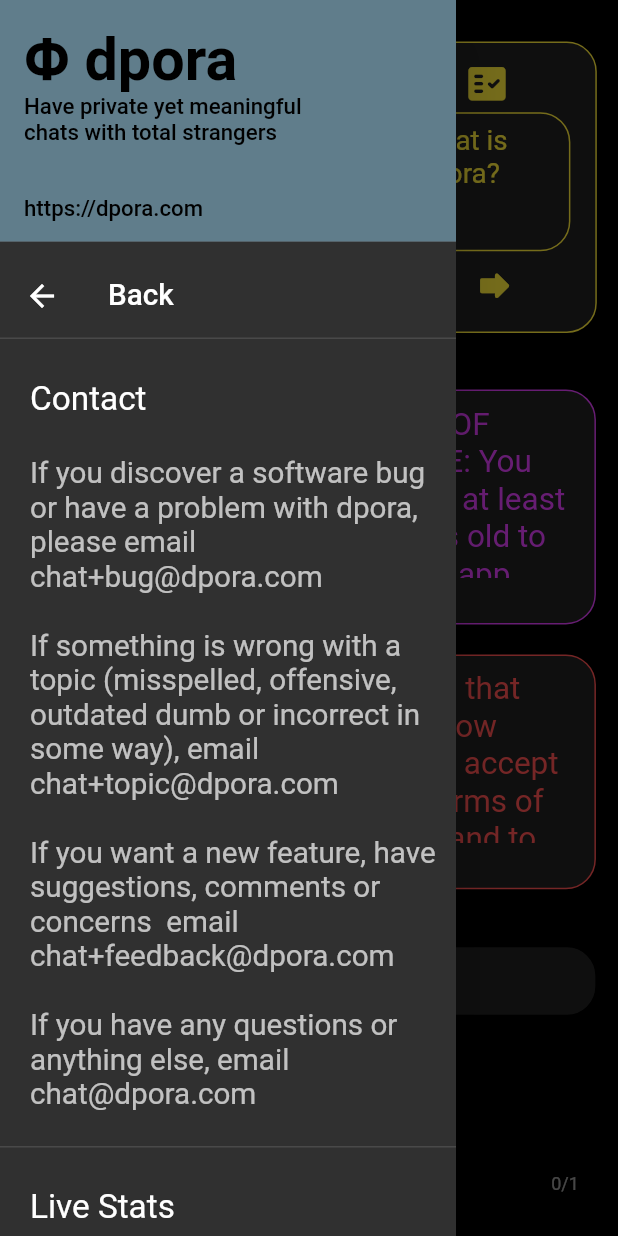
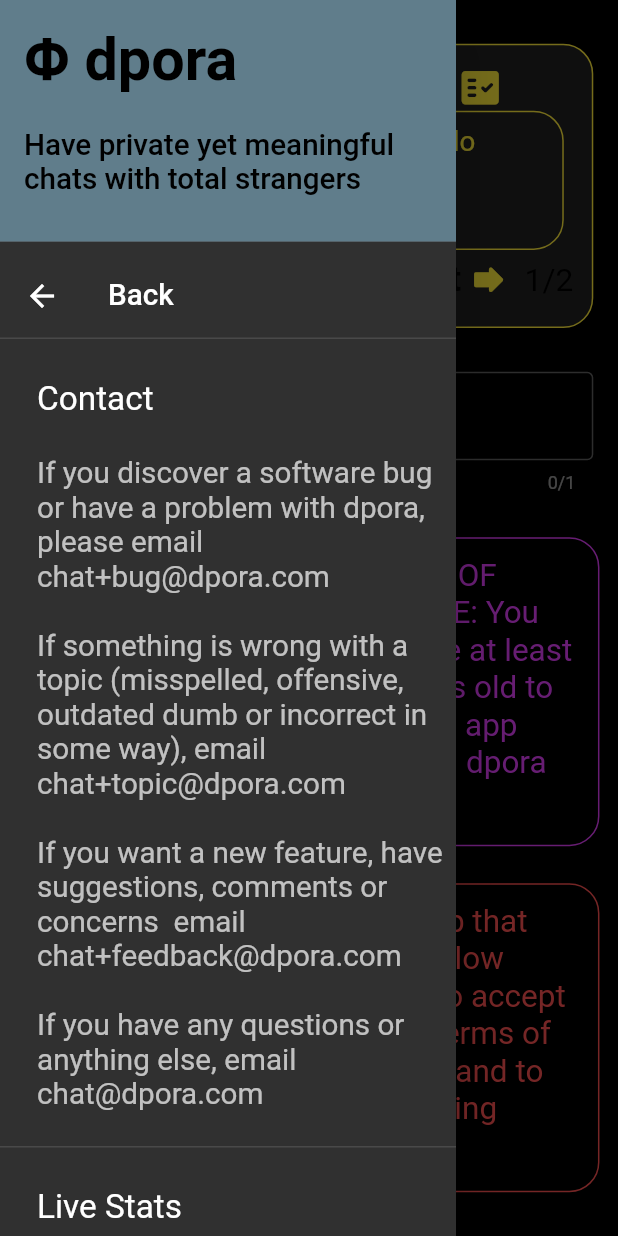
Before and after one commit to cosmobi/dpora, a Flutter app: the screen it shows after launch, with the side drawer open, on a phone screen of 412 x 824 dp. Run offline on Flutter 3.47's test engine with Material 2 defaults, Android fonts, the phone set to English and light mode, and no system bars; our stand-ins replace connectivity, firebase_auth, firebase_core, firebase_database, share_plus; accounts and stored records are empty.

Commit message:
Combined user I/O into one element, redesigned layouts, keyboard hide ability

```diff
--- a/lib/local_import.dart
+++ b/lib/local_import.dart
@@ -120,6 +120,8 @@
 int redTimestamp;
 bool redVacancy = false;
 
+// True = user input, false = user output
+bool showTextField = true;
 // This is updated when user hits Return or Enter on their keyboard
 String submittedText = '';
 
--- a/lib/main.dart
+++ b/lib/main.dart
@@ -34,7 +34,8 @@
 
 // Default app-wide colors
 Color boxBGColor = Colors.grey[900];
-Color iconColor = Colors.grey[700];
+// Hide non-essential icons from non-authenicated users
+Color iconColor = Colors.grey[900];
 Color menuColor = Colors.blueGrey;
 
 // Empty default values for the tileText and textColor
@@ -1215,24 +1216,28 @@
 
       // Choose a random stimulus
       randomStimulus();
+
+      // Show icons
+      iconColor = Colors.grey[700];
     } else {
       // Show Terms of service to first time users of this app installation
-      stimulusContent = '* Welcome to dpora *\nthe stranger chat app';
-      stimulusInstructions = 'What is dpora?';
+      stimulusContent = 'Welcome to dpora';
+      stimulusInstructions = 'Hello';
       // This sets up the basic Terms and Conditions screen before login
-      userColor = Colors.black; // to hide it
+      userColor = Colors.grey[700];
       tileTextLT =
-          'HOW TO DPORA: Swipe the text up to view all the content in each square. Push this text up now using your finger or cursor. If the text does not scroll, that means you are already viewing all the content. The blue or purple square should have enough text for you to test scrolling.';
+          'HOW TO DPORA: Push the text up using your finger or cursor to view all the content in each square. If the text does not scroll, that means you are already viewing all the content. The blue or purple square should have enough text for you to test scrolling.';
       textColorLT = Colors.orangeAccent;
       tileTextLB =
-          'The topic is always on top in yellow. You will be randomly matched with other people, who may be anywhere in the world, to discuss the topic. All comments disappear after 30 seconds! So talk openly, but be respectful. You may mute a person\'s comments by tapping the icon under their text. The next topic will appear after enough of your group taps the little yellow arrow.';
+          'The topic is always on top in yellow. You will be randomly matched with other people, who may be anywhere in the world, to discuss the topic. All comments disappear after 30 seconds! So talk openly, but be respectful. You may mute a person\'s comment stream by tapping the icon under their text. The next topic will appear after enough of your group taps the little yellow arrow.';
       textColorLB = Colors.blueAccent;
       tileTextRT =
-          'TERMS OF SERVICE: You must be at least 18 years old to use this app (dpora). dpora does not save, and is not responsible for, user-created chat content. dpora is also not liable for any consequences attributed to the use of this app. dpora reserves the right to make changes to these Terms of service at any time. These changes will be announced at news.dpora.com, which you can subscribe to by email or RSS to be personally notified.';
+          'TERMS OF SERVICE: You must be at least 18 years old to use this app (dpora). dpora does not save, and is not responsible for, user-created chat content. dpora is also not liable for any consequences attributed to the use of this app. dpora reserves the right to make changes to these terms of service at any time. These changes will be announced at news.dpora.com, which you can subscribe to by email or RSS to be personally notified.';
       textColorRT = Colors.purpleAccent;
       tileTextRB =
           'Now tap that little yellow arrow to accept these terms of service and to start using dpora!';
       textColorRB = Colors.redAccent;
+      iconColor = Colors.black;
     }
 
     return MaterialApp(
@@ -1242,7 +1247,11 @@
       home: Scaffold(
         key: _drawerKey,
         backgroundColor: Colors.black,
-        // appBar would go here
+        // Commented out b/c takes up too much space
+        // appBar: new AppBar(
+        //       backgroundColor: Colors.transparent,
+        //       elevation: 0.0,
+        //     ),
         drawer: Drawer(
           child: ListView(
             padding: EdgeInsets.zero,
@@ -1252,7 +1261,7 @@
                   TextSpan(
                     children: <TextSpan>[
                       TextSpan(
-                        text: 'Φ dpora\n',
+                        text: 'Φ dpora',
                         style: TextStyle(
                           fontSize: 32 * screenSizeUnit,
                           color: Colors.black,
@@ -1261,11 +1270,9 @@
                       ),
                       TextSpan(
                         // pick a slogan from the list
-                        text: slogans[sNum] + '\n\n\nhttps://dpora.com',
-                        // URL not shown in horizontal view
-                        // Fills empty space in vertical view
+                        text: '\n\n' + slogans[sNum],
                         style: TextStyle(
-                          fontSize: 12 * screenSizeUnit,
+                          fontSize: 16 * screenSizeUnit,
                           color: Colors.black,
                         ),
                       ),
@@ -1294,11 +1301,11 @@
                 },
               ),
               Divider(
-                height: 1,
-                thickness: 1,
+                height: 1.0,
+                thickness: 1.0,
               ),
               Container(
-                padding: EdgeInsets.only(left: 20.0),
+                padding: EdgeInsets.only(left: 20.0 * screenSizeUnit),
                 child: Text.rich(
                   TextSpan(
                     children: <TextSpan>[
@@ -1328,33 +1335,33 @@
                 thickness: 1.0,
               ),
               Container(
-                padding: EdgeInsets.only(left: 20.0),
+                padding: EdgeInsets.only(left: 20.0 * screenSizeUnit),
                 child: Text.rich(
                   TextSpan(
                     children: <TextSpan>[
                       TextSpan(
-                        text: '\nLive Stats' + '\n\n',
+                        text: '\nLive Stats',
                         style: TextStyle(
                           fontSize: 18 * screenSizeUnit,
                           color: Colors.white,
                         ),
                       ),
                       TextSpan(
-                        text: liveCountries + '\n\n',
+                        text: '\n\n' + liveCountries + '\n',
                         style: TextStyle(
                           fontSize: 16 * screenSizeUnit,
                           color: Colors.white70,
                         ),
                       ),
                       TextSpan(
-                        text: liveTopics + '\n\n',
+                        text: liveTopics + '\n',
                         style: TextStyle(
                           fontSize: 16 * screenSizeUnit,
                           color: Colors.white70,
                         ),
                       ),
                       TextSpan(
-                        text: liveDevices + '\n\n',
+                        text: liveDevices + '\n',
                         style: TextStyle(
                           fontSize: 16 * screenSizeUnit,
                           color: Colors.white70,
@@ -1569,10 +1576,7 @@
       instructionSize = 12 * screenSizeUnit;
       _iconSize = 28.0 * screenSizeUnit;
     }
-    // Hide non-essential icons from non-authenicated users
-    if (auth.currentUser == null) {
-      iconColor = boxBGColor;
-    }
+
     // Calculute how many strikes are needed to show next stimulus
     if (myGroupVacancy != 0) {
       // No group or not a full group
@@ -1582,15 +1586,21 @@
       strikesNeeded = 3;
     }
 
-    return Container(
-      padding: EdgeInsets.all(10.0),
-      margin: EdgeInsets.all(10.0),
+    return GestureDetector(
+        // Provide place to tap to hide keyboard, if needed
+        onTap: () {
+          WidgetsBinding.instance.focusManager.primaryFocus?.unfocus();
+        },
+        child: Container(
+          padding: EdgeInsets.all(10.0 * screenSizeUnit),
+          margin: EdgeInsets.all(10.0 * screenSizeUnit),
           decoration: BoxDecoration(
             border: Border.all(color: Colors.yellow),
             borderRadius: BorderRadius.all(Radius.circular(20.0)),
             color: boxBGColor,
           ),
-      child: Row(mainAxisAlignment: MainAxisAlignment.spaceBetween, children: [
+          child:
+              Row(mainAxisAlignment: MainAxisAlignment.spaceBetween, children: [
             // Menu button and other icons here
             Column(
                 mainAxisSize: MainAxisSize.max,
@@ -1642,10 +1652,15 @@
                   // //set dporian groupName to 'none' and update vacancies and group data
                   // ),
                 ]),
+
             // Stimulus is displayed here
             Flexible(
               child: SingleChildScrollView(
-            padding: EdgeInsets.fromLTRB(15.0, 5.0, 10.0, 5.0),
+                padding: EdgeInsets.fromLTRB(
+                    15.0 * screenSizeUnit,
+                    5.0 * screenSizeUnit,
+                    10.0 * screenSizeUnit,
+                    5.0 * screenSizeUnit),
                 child: Text(
                   stimulusContent,
                   style: TextStyle(
@@ -1655,6 +1670,7 @@
                 ),
               ),
             ),
+
             // Instructions and Next button in this column
             Column(
                 mainAxisSize: MainAxisSize.max,
@@ -1663,7 +1679,7 @@
                   // Shows the appropriate icon & size
                   _icon(stimulusCategory, textSize),
                   Container(
-                padding: EdgeInsets.all(7.0),
+                    padding: EdgeInsets.all(7.0 * screenSizeUnit),
                     decoration: BoxDecoration(
                       border: Border.all(color: Colors.yellow),
                       borderRadius: BorderRadius.all(Radius.circular(20)),
@@ -1715,7 +1731,8 @@
                               // shuffle category and stimulus decks
                               shuffleDecks();
                               // update stimulus strike count or stimulus
-                          strikedStimulus(auth.currentUser.uid, strikesNeeded);
+                              strikedStimulus(
+                                  auth.currentUser.uid, strikesNeeded);
                             }
                           } else {
                             // Otherwise, sign the user in anonymously
@@ -1733,14 +1750,14 @@
                           '/' +
                           strikesNeeded.toString(),
                       style: TextStyle(
-                    fontSize: textSize - 2,
+                        fontSize: textSize * 0.9,
                         color: iconColor,
                       ),
                     ),
                   ]),
                 ]),
           ]),
-    );
+        ));
   }
 
   Widget _userInput(userColor) {
@@ -1748,18 +1765,25 @@
     int _fadeDuration = 10;
     double clearIconSize = 14.0;
     int maxCharacters = 250;
+    String _labelText = 'Tap here, type, hit Enter key';
+    Color _labelColor = userColor;
+    String _hintText = 'Text gone in 30 seconds';
+    Color _hintColor = iconColor;
     if (auth.currentUser == null) {
       boxBGColor = Colors.black;
       clearIconSize = 0.0;
       maxCharacters = 1;
-    }
+      _labelText = 'a stranger kind of chat app';
+      _labelColor = Colors.grey[700];
+      _hintText = 'a stranger kind of chat app';
+      _hintColor = Colors.grey[700];
+    }
+    // TODO: Maybe use Textbox for landscape mode?
     return TextField(
         controller: inputController,
-        // TODO: Verify backspace works in real android app
-        // because it doesn't work on Chromebook test build.
         style: TextStyle(color: userColor),
         cursorColor: userColor,
-        // show Send instead of Enter with onscreen keyboards
+        // show Send instead of Enter on virtual keyboards
         textInputAction: TextInputAction.send,
         decoration: InputDecoration(
           enabledBorder: OutlineInputBorder(
@@ -1773,10 +1797,10 @@
           ),
           fillColor: boxBGColor,
           filled: true,
-          labelText: 'Tap here, type, then hit enter on keyboard.',
-          labelStyle: TextStyle(color: userColor),
-          hintText: 'Text disappears after 30 seconds. Be brief!',
-          hintStyle: TextStyle(color: iconColor),
+          labelText: _labelText,
+          labelStyle: TextStyle(color: _labelColor),
+          hintText: _hintText,
+          hintStyle: TextStyle(color: _hintColor),
           // cancel text button
           suffixIcon: IconButton(
             onPressed: () {
@@ -1793,6 +1817,7 @@
         // this is way more than needed but allows for ascii art or venting
         autofocus: false,
         onEditingComplete: () {
+          if (auth.currentUser != null) {
             if (waitStatus == true) {
               // snackbar reminds user to wait until previous post disappears
               rootScaffoldMessengerKey.currentState
@@ -1803,6 +1828,7 @@
                 userOpacity = 1.0;
                 submittedText = inputController.text;
                 waitStatus = true;
+                showTextField = false; // show user comment
               });
               // post to group
               int milli = DateTime.now().millisecondsSinceEpoch;
@@ -1818,17 +1844,32 @@
               });
               Timer(Duration(seconds: _timeUntilFade + _fadeDuration), () {
                 setState(() {
+                  // user can post again
                   waitStatus = false;
-              });
-            });
-          }
-        });
-  }
-
-  Widget _userOutput(textSize) {
+                  showTextField = true;
+                });
+              });
+            }
+            // close virtual keyboard
+            WidgetsBinding.instance.focusManager.primaryFocus?.unfocus();
+          }
+        });
+  }
+
+  Widget _userOutput(textSize, verticalView) {
+    double screenSizeUnit = MediaQuery.of(context).size.height * 0.0015;
+    double marginSpace = screenSizeUnit * 19;
+    double outputWidth = 0.98; // 98%
+    int outputLines = 2;
+    if (verticalView == false) {
+      marginSpace = 0;
+      outputWidth = 0.48; // 48%
+      outputLines = 5;
+    }
     return Container(
-      padding: EdgeInsets.all(10.0),
-      margin: EdgeInsets.all(10.0),
+      width: MediaQuery.of(context).size.width * outputWidth,
+      margin: EdgeInsets.fromLTRB(0.0, marginSpace, 0.0, marginSpace),
+      padding: EdgeInsets.all(10.0 * screenSizeUnit),
       decoration: BoxDecoration(
         border: Border.all(color: userColor),
         borderRadius: BorderRadius.all(Radius.circular(20)),
@@ -1840,7 +1881,7 @@
         child: Text(
           submittedText,
           style: TextStyle(fontSize: textSize, color: userColor),
-          maxLines: 2,
+          maxLines: outputLines,
           overflow: TextOverflow.ellipsis, // truncates, not scrollable
         ),
       ),
@@ -1851,16 +1892,18 @@
       postTime, tileVacancy, muteCount) {
     // Multiple object sizes by this to fit different screen sizes
     double screenSizeUnit = MediaQuery.of(context).size.height * 0.0015;
-    String muteStatus = '';
+    String muteStatusText = '';
     // If tile is vacant, don't show its color
     Color _iconColor = iconColor;
     // If tile is muted or vacant,
     // hide its contents or box border
     Color _textColor = textColor;
-    double iconSize = 24.0; // normal size
+    double iconSize = 22.0 * screenSizeUnit; // vertical view
+    double muteStatusSize = 11.0 * screenSizeUnit; // vertical
     if (textSize > 20.0 * screenSizeUnit) {
       // make iconSize larger for horizontal
-      iconSize = 32.0;
+      iconSize = 26.0 * screenSizeUnit;
+      muteStatusSize = 17.0 * screenSizeUnit;
     }
     if (tileVacancy == true) {
       if (registered == true) {
@@ -1892,19 +1935,19 @@
         }
         // Show literal mute status
         if (muteCount == 0) {
-          muteStatus = ' Tap icon to mute';
+          muteStatusText = ' Tap icon to mute';
         } else if (muteCount == 1) {
-          muteStatus = ' Group muted once';
+          muteStatusText = ' Group muted once';
         } else if (muteCount == 2) {
-          muteStatus = ' Group muted twice';
+          muteStatusText = ' Group muted twice';
         } else if (muteCount == 3) {
-          muteStatus = ' Group muted thrice';
+          muteStatusText = ' Group muted thrice';
         } else if (muteCount == 4) {
-          muteStatus = ' Whole group muted';
+          muteStatusText = ' Whole group muted';
         }
         // Unmute new member if assigned to a muted color tile
         if (muteCount == 0 && _iconColor == Colors.grey) {
-          muteStatus = ' Unmute new user!';
+          muteStatusText = ' Unmute new user!';
           _textColor = textColor; // unmuted
         }
       }
@@ -1913,8 +1956,8 @@
     return Container(
       height: MediaQuery.of(context).size.height * tileHeight,
       width: MediaQuery.of(context).size.width * tileWidth,
-      padding: EdgeInsets.all(10.0),
-      margin: EdgeInsets.all(10.0),
+      padding: EdgeInsets.all(10.0 * screenSizeUnit),
+      margin: EdgeInsets.all(10.0 * screenSizeUnit),
       decoration: BoxDecoration(
         border: Border.all(color: _textColor),
         borderRadius: BorderRadius.all(Radius.circular(20)),
@@ -1937,8 +1980,8 @@
         Row(
           children: [
             SizedBox(
-              height: 20.0,
-              width: 20.0,
+              height: 20.0 * screenSizeUnit,
+              width: 20.0 * screenSizeUnit,
               child: IconButton(
                 icon: Icon(
                   Icons.not_interested_rounded,
@@ -1948,6 +1991,7 @@
                 padding: EdgeInsets.zero, // need for alignment
                 tooltip: 'Toggle Mute Status',
                 onPressed: () {
+                  if (auth.currentUser != null) {
                     if (groupName == groupOfMutedUser) {
                       // Decrement, if possible
                       if (muteCount > 0) {
@@ -1972,19 +2016,20 @@
                             muteCount, 'increment');
                       }
                     }
+                  }
                 },
               ),
             ),
             // spacer box
             SizedBox(
-              height: 5.0,
-              width: 8.0,
+              height: 5.0 * screenSizeUnit,
+              width: 8.0 * screenSizeUnit,
             ),
             Text(
-              muteStatus,
+              muteStatusText,
               overflow: TextOverflow.clip, // just in case
               style: TextStyle(
-                fontSize: textSize - 4,
+                fontSize: muteStatusSize,
                 color: _iconColor,
               ),
             ),
@@ -2019,9 +2064,11 @@
       muteCountRB) {
     // Multiple fonts sizes by this to fit different screen sizes
     double screenSizeUnit = MediaQuery.of(context).size.height * 0.0015;
-    final allTileHeight = 0.19; // 19% screen height
+    double outerspace = screenSizeUnit * 10;
+    final allTileHeight = 0.25; // 25% screen height
     final allTileWidth = 0.44; // 44% screen width
     final allTextSize = 17.0 * screenSizeUnit; // font size for chatters
+    bool verticalView = true;
     return Column(
       mainAxisAlignment: MainAxisAlignment.spaceEvenly,
       children: [
@@ -2029,6 +2076,19 @@
           height: MediaQuery.of(context).size.height * 0.26, //26%
           width: MediaQuery.of(context).size.width * 0.98, //98%
           child: _stimulus(19.0 * screenSizeUnit), // stimulus text size
+        ),
+        Container(
+          padding: EdgeInsets.fromLTRB(outerspace, 0.0, outerspace, 0.0),
+          width: MediaQuery.of(context).size.width * 0.98, //98%,
+          child: AnimatedSwitcher(
+            duration: const Duration(milliseconds: 1500),
+            transitionBuilder: (Widget child, Animation<double> animation) {
+              return RotationTransition(child: child, turns: animation);
+            },
+            child: showTextField
+                ? _userInput(userColor)
+                : _userOutput(allTextSize, verticalView),
+          ),
         ),
         // build the chat titles, the left column (top & bottom) and right
         Row(
@@ -2052,15 +2112,6 @@
               ],
             ),
           ],
-        ),
-        Container(
-          width: MediaQuery.of(context).size.width * 0.98, //98%,
-          child: _userOutput(17.0 * screenSizeUnit), // user font size
-        ),
-        Container(
-          padding: EdgeInsets.all(10.0),
-          width: MediaQuery.of(context).size.width * 0.98, //98%,
-          child: _userInput(userColor),
         ),
       ],
     );
@@ -2090,89 +2141,48 @@
       muteCountRB) {
     // Multiple fonts sizes by this to fit different screen sizes
     double screenSizeUnit = MediaQuery.of(context).size.height * 0.0015;
-    final allTileHeight = 0.33; // 33% screen height
-    final allTileWidth = 0.21; // 21% screen width
+    double outerspace = screenSizeUnit * 10;
+    final allTileHeight = 0.6; // 33% screen height
+    final allTileWidth = 0.225; // 21% screen width
     final allTextSize = 24.0 * screenSizeUnit; // font size for chatters
+    bool verticalView = false;
     return Column(mainAxisAlignment: MainAxisAlignment.spaceEvenly, children: [
       Row(
           mainAxisAlignment: MainAxisAlignment.center,
           crossAxisAlignment: CrossAxisAlignment.center,
           children: [
-          Column(
-            children: [
             Container(
-                height: MediaQuery.of(context).size.height * 0.355, //35.5%
-                width: MediaQuery.of(context).size.width / 2.0,
+              height: MediaQuery.of(context).size.height * 0.3, // third
+              width: MediaQuery.of(context).size.width * 0.48,
               child: _stimulus(30.0 * screenSizeUnit), // stimulus text size
             ),
             Container(
-                height: MediaQuery.of(context).size.height * 0.337, //33.7%
-                width: MediaQuery.of(context).size.width / 2.0,
-                child: _userOutput(24.0 * screenSizeUnit), // user font size
-              ),
-            ],
-          ),
-          Column(
-            children: [
+              padding: EdgeInsets.fromLTRB(outerspace, 0.0, outerspace, 0.0),
+              width: MediaQuery.of(context).size.width * 0.48,
+              child: AnimatedSwitcher(
+                duration: const Duration(milliseconds: 1500),
+                transitionBuilder: (Widget child, Animation<double> animation) {
+                  return RotationTransition(child: child, turns: animation);
+                },
+                child: showTextField
+                    ? _userInput(userColor)
+                    : _userOutput(allTextSize, verticalView),
+              ),
+            ),
+          ]),
       Row(
           mainAxisAlignment: MainAxisAlignment.center,
           crossAxisAlignment: CrossAxisAlignment.center,
           children: [
-                  Column(
-                    children: [
-                      _chatTile(
-                          allTileHeight,
-                          allTileWidth,
-                          allTextSize,
-                          tileTextLT,
-                          textColorLT,
-                          postTimeLT,
-                          tileVacancyLT,
-                          muteCountLT),
-                      _chatTile(
-                          allTileHeight,
-                          allTileWidth,
-                          allTextSize,
-                          tileTextLB,
-                          textColorLB,
-                          postTimeLB,
-                          tileVacancyLB,
-                          muteCountLB),
-                    ],
-                  ),
-                  Column(
-                    children: [
-                      _chatTile(
-                          allTileHeight,
-                          allTileWidth,
-                          allTextSize,
-                          tileTextRT,
-                          textColorRT,
-                          postTimeRT,
-                          tileVacancyRT,
-                          muteCountRT),
-                      _chatTile(
-                          allTileHeight,
-                          allTileWidth,
-                          allTextSize,
-                          tileTextRB,
-                          textColorRB,
-                          postTimeRB,
-                          tileVacancyRB,
-                          muteCountRB),
-                    ],
-                  ),
-                ],
-              ),
-            ],
-          )
-        ],
-      ),
-      Container(
-        width: MediaQuery.of(context).size.width * 0.935, //93.5%
-        padding: EdgeInsets.all(10.0),
-        child: _userInput(userColor),
-      ),
+            _chatTile(allTileHeight, allTileWidth, allTextSize, tileTextLT,
+                textColorLT, postTimeLT, tileVacancyLT, muteCountLT),
+            _chatTile(allTileHeight, allTileWidth, allTextSize, tileTextLB,
+                textColorLB, postTimeLB, tileVacancyLB, muteCountLB),
+            _chatTile(allTileHeight, allTileWidth, allTextSize, tileTextRT,
+                textColorRT, postTimeRT, tileVacancyRT, muteCountRT),
+            _chatTile(allTileHeight, allTileWidth, allTextSize, tileTextRB,
+                textColorRB, postTimeRB, tileVacancyRB, muteCountRB),
+          ])
     ]);
   }
 }
```
Lines whose indentation alone changed are shown as unchanged.
